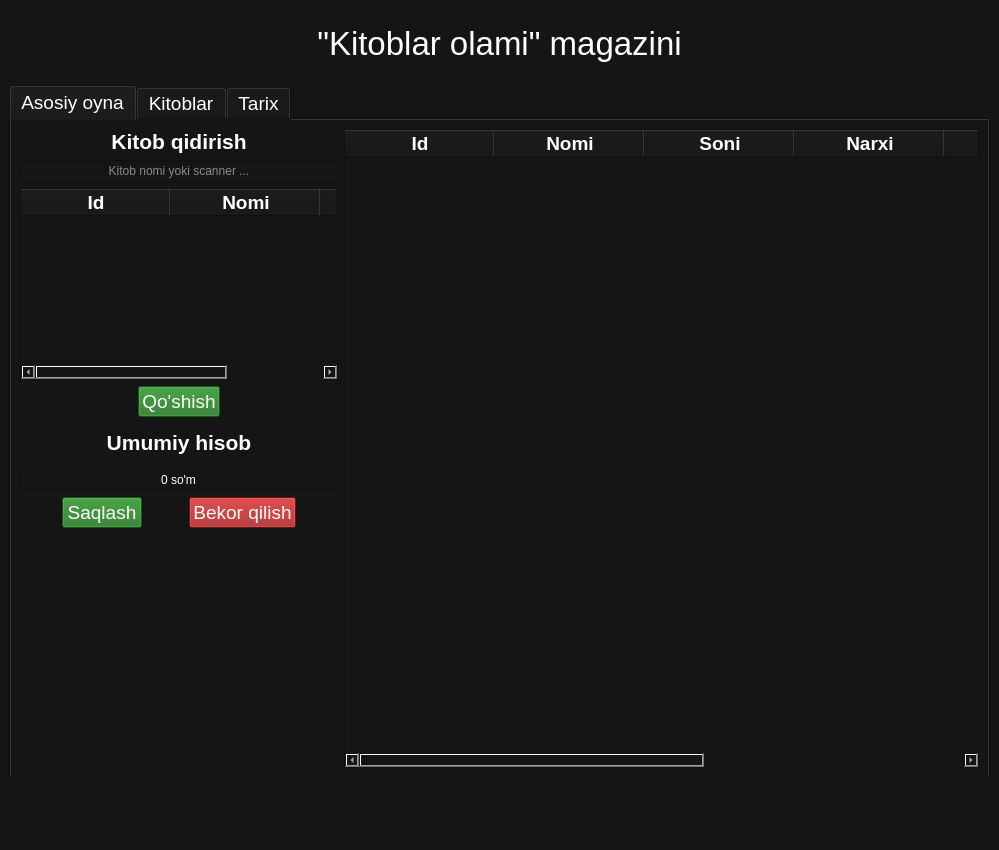
NajmiddinG/kitoblar-olami, file untitled.ui: the form before one commit.
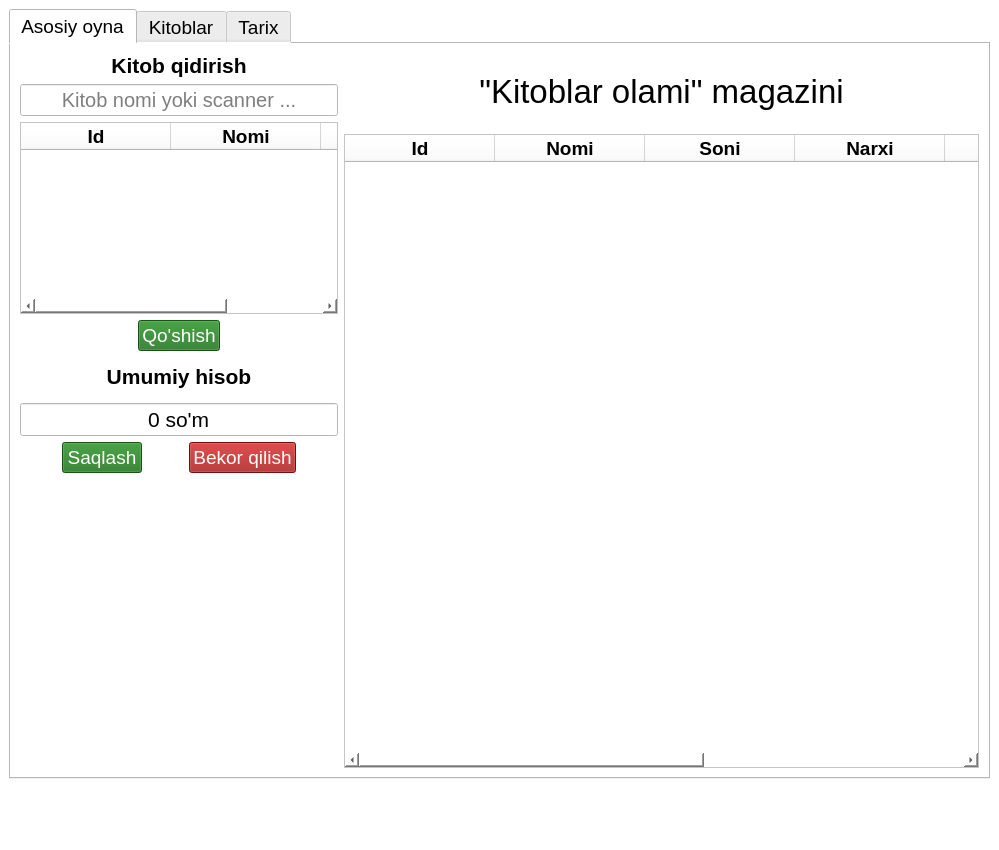
The form after the commit. Icons and pictures are not drawn.

What changed in the file:
```diff
--- a/untitled.ui
+++ b/untitled.ui
@@ -10,6 +10,11 @@
     <height>850</height>
    </rect>
   </property>
+  <property name="font">
+   <font>
+    <pointsize>10</pointsize>
+   </font>
+  </property>
   <property name="windowTitle">
    <string>Kitob savdo</string>
   </property>
@@ -18,13 +23,18 @@
     <normaloff>:/image/book.png</normaloff>:/image/book.png</iconset>
   </property>
   <property name="styleSheet">
-   <string notr="true">background-color: rgb(21, 21, 22); 
-</string>
+   <string notr="true">background-color: rgb(255, 255, 255);</string>
   </property>
   <widget class="QWidget" name="centralwidget">
    <layout class="QGridLayout" name="gridLayout_10">
     <item row="1" column="0">
      <spacer name="verticalSpacer">
+      <property name="font">
+       <font>
+        <family>MS UI Gothic</family>
+        <pointsize>10</pointsize>
+       </font>
+      </property>
       <property name="orientation">
        <enum>Qt::Vertical</enum>
       </property>
@@ -45,12 +55,13 @@
        <widget class="QTabWidget" name="tabWidget">
         <property name="font">
          <font>
+          <family>MS UI Gothic</family>
           <pointsize>14</pointsize>
           <stylestrategy>PreferDefault</stylestrategy>
          </font>
         </property>
         <property name="styleSheet">
-         <string notr="true">color: white;</string>
+         <string notr="true"/>
         </property>
         <property name="currentIndex">
          <number>0</number>
@@ -78,6 +89,13 @@
                <layout class="QGridLayout" name="gridLayout_9">
                 <item row="4" column="0">
                  <spacer name="verticalSpacer_2">
+                  <property name="font">
+                   <font>
+                    <family>MS UI Gothic</family>
+                    <pointsize>14</pointsize>
+                    <stylestrategy>PreferDefault</stylestrategy>
+                   </font>
+                  </property>
                   <property name="orientation">
                    <enum>Qt::Vertical</enum>
                   </property>
@@ -96,6 +114,13 @@
                  <layout class="QGridLayout" name="gridLayout_5">
                   <item row="2" column="0">
                    <widget class="QLineEdit" name="lineEdit_2">
+                    <property name="font">
+                     <font>
+                      <family>MS UI Gothic</family>
+                      <pointsize>15</pointsize>
+                      <stylestrategy>PreferDefault</stylestrategy>
+                     </font>
+                    </property>
                     <property name="alignment">
                      <set>Qt::AlignCenter</set>
                     </property>
@@ -106,6 +131,13 @@
                   </item>
                   <item row="1" column="0">
                    <widget class="QLabel" name="label_3">
+                    <property name="font">
+                     <font>
+                      <family>MS UI Gothic</family>
+                      <pointsize>14</pointsize>
+                      <stylestrategy>PreferDefault</stylestrategy>
+                     </font>
+                    </property>
                     <property name="text">
                      <string>&lt;html&gt;&lt;head/&gt;&lt;body&gt;&lt;p align=&quot;center&quot;&gt;&lt;span style=&quot; font-size:16pt; font-weight:600;&quot;&gt;Kitob qidirish&lt;/span&gt;&lt;/p&gt;&lt;/body&gt;&lt;/html&gt;</string>
                     </property>
@@ -118,7 +150,9 @@
                    <widget class="QTableWidget" name="tableWidget_2">
                     <property name="font">
                      <font>
+                      <family>MS UI Gothic</family>
                       <pointsize>14</pointsize>
+                      <stylestrategy>PreferDefault</stylestrategy>
                      </font>
                     </property>
                     <property name="defaultDropAction">
@@ -193,6 +227,13 @@
                    <layout class="QHBoxLayout" name="horizontalLayout_2">
                     <item>
                      <spacer name="horizontalSpacer_7">
+                      <property name="font">
+                       <font>
+                        <family>MS UI Gothic</family>
+                        <pointsize>14</pointsize>
+                        <stylestrategy>PreferDefault</stylestrategy>
+                       </font>
+                      </property>
                       <property name="orientation">
                        <enum>Qt::Horizontal</enum>
                       </property>
@@ -214,11 +255,12 @@
                       </property>
                       <property name="font">
                        <font>
+                        <family>MS UI Gothic</family>
                         <pointsize>14</pointsize>
                        </font>
                       </property>
                       <property name="styleSheet">
-                       <string notr="true">background-color:rgb(31, 118, 28);</string>
+                       <string notr="true">background-color:rgb(31, 118, 28); color: white;</string>
                       </property>
                       <property name="text">
                        <string>Qo'shish</string>
@@ -227,6 +269,13 @@
                     </item>
                     <item>
                      <spacer name="horizontalSpacer_6">
+                      <property name="font">
+                       <font>
+                        <family>MS UI Gothic</family>
+                        <pointsize>14</pointsize>
+                        <stylestrategy>PreferDefault</stylestrategy>
+                       </font>
+                      </property>
                       <property name="orientation">
                        <enum>Qt::Horizontal</enum>
                       </property>
@@ -246,6 +295,13 @@
                  <layout class="QGridLayout" name="gridLayout_4">
                   <item row="0" column="0">
                    <spacer name="horizontalSpacer_4">
+                    <property name="font">
+                     <font>
+                      <family>MS UI Gothic</family>
+                      <pointsize>14</pointsize>
+                      <stylestrategy>PreferDefault</stylestrategy>
+                     </font>
+                    </property>
                     <property name="orientation">
                      <enum>Qt::Horizontal</enum>
                     </property>
@@ -264,6 +320,7 @@
                    <widget class="QPushButton" name="pushButton">
                     <property name="font">
                      <font>
+                      <family>MS UI Gothic</family>
                       <pointsize>14</pointsize>
                       <underline>false</underline>
                       <strikeout>false</strikeout>
@@ -273,7 +330,7 @@
                      <cursorShape>ArrowCursor</cursorShape>
                     </property>
                     <property name="styleSheet">
-                     <string notr="true">background-color: rgb(160, 20, 20)</string>
+                     <string notr="true">background-color: rgb(160, 20, 20); color: white;</string>
                     </property>
                     <property name="text">
                      <string>Bekor qilish</string>
@@ -284,13 +341,14 @@
                    <widget class="QPushButton" name="pushButton_2">
                     <property name="font">
                      <font>
+                      <family>MS UI Gothic</family>
                       <pointsize>14</pointsize>
                       <weight>50</weight>
                       <bold>false</bold>
                      </font>
                     </property>
                     <property name="styleSheet">
-                     <string notr="true">background-color: rgb(31, 118, 28)</string>
+                     <string notr="true">background-color: rgb(31, 118, 28); color: white;</string>
                     </property>
                     <property name="text">
                      <string>Saqlash</string>
@@ -299,6 +357,13 @@
                   </item>
                   <item row="0" column="2">
                    <spacer name="horizontalSpacer">
+                    <property name="font">
+                     <font>
+                      <family>MS UI Gothic</family>
+                      <pointsize>14</pointsize>
+                      <stylestrategy>PreferDefault</stylestrategy>
+                     </font>
+                    </property>
                     <property name="orientation">
                      <enum>Qt::Horizontal</enum>
                     </property>
@@ -312,6 +377,13 @@
                   </item>
                   <item row="0" column="4">
                    <spacer name="horizontalSpacer_5">
+                    <property name="font">
+                     <font>
+                      <family>MS UI Gothic</family>
+                      <pointsize>14</pointsize>
+                      <stylestrategy>PreferDefault</stylestrategy>
+                     </font>
+                    </property>
                     <property name="orientation">
                      <enum>Qt::Horizontal</enum>
                     </property>
@@ -342,6 +414,13 @@
                     <height>70</height>
                    </size>
                   </property>
+                  <property name="font">
+                   <font>
+                    <family>MS UI Gothic</family>
+                    <pointsize>14</pointsize>
+                    <stylestrategy>PreferDefault</stylestrategy>
+                   </font>
+                  </property>
                   <property name="text">
                    <string>&lt;html&gt;&lt;head/&gt;&lt;body&gt;&lt;p align=&quot;center&quot;&gt;&lt;span style=&quot; font-size:16pt; font-weight:600;&quot;&gt;Umumiy hisob&lt;/span&gt;&lt;/p&gt;&lt;/body&gt;&lt;/html&gt;</string>
                   </property>
@@ -349,6 +428,13 @@
                 </item>
                 <item row="2" column="0">
                  <widget class="QLineEdit" name="lineEdit">
+                  <property name="font">
+                   <font>
+                    <family>MS UI Gothic</family>
+                    <pointsize>16</pointsize>
+                    <stylestrategy>PreferDefault</stylestrategy>
+                   </font>
+                  </property>
                   <property name="focusPolicy">
                    <enum>Qt::StrongFocus</enum>
                   </property>
@@ -378,12 +464,14 @@
             </item>
             <item row="0" column="1">
              <layout class="QGridLayout" name="gridLayout_2">
-              <item row="0" column="0">
+              <item row="1" column="0">
                <widget class="QTableWidget" name="tableWidget">
                 <property name="font">
                  <font>
+                  <family>MS UI Gothic</family>
                   <pointsize>14</pointsize>
                   <strikeout>false</strikeout>
+                  <stylestrategy>PreferDefault</stylestrategy>
                  </font>
                 </property>
                 <property name="dragDropMode">
@@ -424,6 +512,13 @@
                    <bold>true</bold>
                   </font>
                  </property>
+                 <property name="background">
+                  <color>
+                   <red>255</red>
+                   <green>255</green>
+                   <blue>255</blue>
+                  </color>
+                 </property>
                 </column>
                 <column>
                  <property name="text">
@@ -499,6 +594,49 @@
                 </column>
                </widget>
               </item>
+              <item row="0" column="0">
+               <widget class="QLabel" name="label">
+                <property name="enabled">
+                 <bool>true</bool>
+                </property>
+                <property name="minimumSize">
+                 <size>
+                  <width>500</width>
+                  <height>75</height>
+                 </size>
+                </property>
+                <property name="maximumSize">
+                 <size>
+                  <width>3000</width>
+                  <height>70</height>
+                 </size>
+                </property>
+                <property name="font">
+                 <font>
+                  <family>MS UI Gothic</family>
+                  <pointsize>25</pointsize>
+                 </font>
+                </property>
+                <property name="tabletTracking">
+                 <bool>false</bool>
+                </property>
+                <property name="layoutDirection">
+                 <enum>Qt::LeftToRight</enum>
+                </property>
+                <property name="styleSheet">
+                 <string notr="true"/>
+                </property>
+                <property name="text">
+                 <string>&lt;html&gt;&lt;head/&gt;&lt;body&gt;&lt;p align=&quot;center&quot;&gt;&amp;quot;Kitoblar olami&amp;quot; magazini&lt;/p&gt;&lt;/body&gt;&lt;/html&gt;</string>
+                </property>
+                <property name="alignment">
+                 <set>Qt::AlignCenter</set>
+                </property>
+                <property name="wordWrap">
+                 <bool>false</bool>
+                </property>
+               </widget>
+              </item>
              </layout>
             </item>
            </layout>
@@ -861,48 +999,6 @@
         </widget>
        </widget>
       </item>
-      <item row="1" column="0">
-       <widget class="QLabel" name="label">
-        <property name="enabled">
-         <bool>true</bool>
-        </property>
-        <property name="minimumSize">
-         <size>
-          <width>500</width>
-          <height>70</height>
-         </size>
-        </property>
-        <property name="maximumSize">
-         <size>
-          <width>3000</width>
-          <height>70</height>
-         </size>
-        </property>
-        <property name="font">
-         <font>
-          <pointsize>25</pointsize>
-         </font>
-        </property>
-        <property name="tabletTracking">
-         <bool>false</bool>
-        </property>
-        <property name="layoutDirection">
-         <enum>Qt::LeftToRight</enum>
-        </property>
-        <property name="styleSheet">
-         <string notr="true">color: white;</string>
-        </property>
-        <property name="text">
-         <string>&lt;html&gt;&lt;head/&gt;&lt;body&gt;&lt;p align=&quot;center&quot;&gt;&amp;quot;Kitoblar olami&amp;quot; magazini&lt;/p&gt;&lt;/body&gt;&lt;/html&gt;</string>
-        </property>
-        <property name="alignment">
-         <set>Qt::AlignCenter</set>
-        </property>
-        <property name="wordWrap">
-         <bool>false</bool>
-        </property>
-       </widget>
-      </item>
      </layout>
     </item>
    </layout>
```
Left out of the diff: 37 changed lines with no effect on the pictures.
